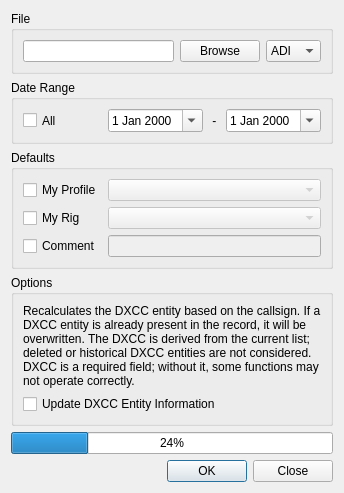
Old version of the form ui/ImportDialog.ui in the repository aa5sh/QLog.
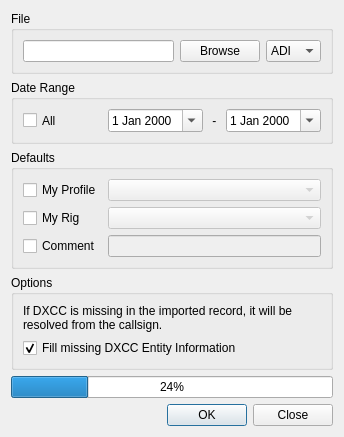
New version of the form. Icons and pictures are not drawn.

Commit message:
Fixing #983 - Import: Changed DXCC update behavior
Refactors DXCC handling during import by replacing updateDxcc
with fillMissingDxcc, so existing DXCC values are preserved
and only missing ones are resolved from the callsign.
It introduces stricter validation by skipping records where
DXCC cannot be determined and improves lookup logic using
AD1C with a Clublog fallback.

Diff of the .ui file:
```diff
--- a/ui/ImportDialog.ui
+++ b/ui/ImportDialog.ui
@@ -241,7 +241,7 @@
       <item>
        <widget class="QLabel" name="label">
         <property name="text">
-         <string>Recalculates the DXCC entity based on the callsign. If a DXCC entity is already present in the record, it will be overwritten. The DXCC is derived from the current list; deleted or historical DXCC entities are not considered. DXCC is a required field; without it, some functions may not operate correctly.</string>
+         <string>If DXCC is missing in the imported record, it will be resolved from the callsign.</string>
         </property>
         <property name="wordWrap">
          <bool>true</bool>
@@ -254,7 +254,10 @@
          <string>Recalculate DXCC Entity Information (DXCC, Country name, Continent etc.)</string>
         </property>
         <property name="text">
-         <string>Update DXCC Entity Information</string>
+         <string>Fill missing DXCC Entity Information</string>
+        </property>
+        <property name="checked">
+         <bool>true</bool>
         </property>
        </widget>
       </item>
```
Left out of the diff: 7 changed lines with no effect on the pictures. The commit also changes 3 other files.
